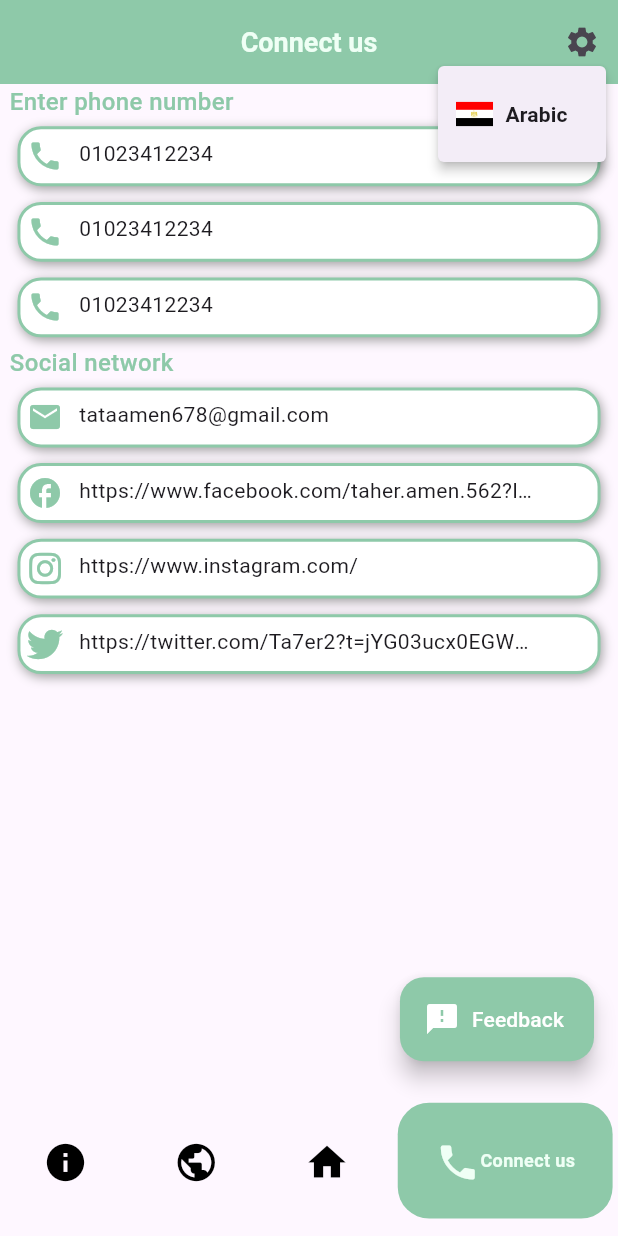
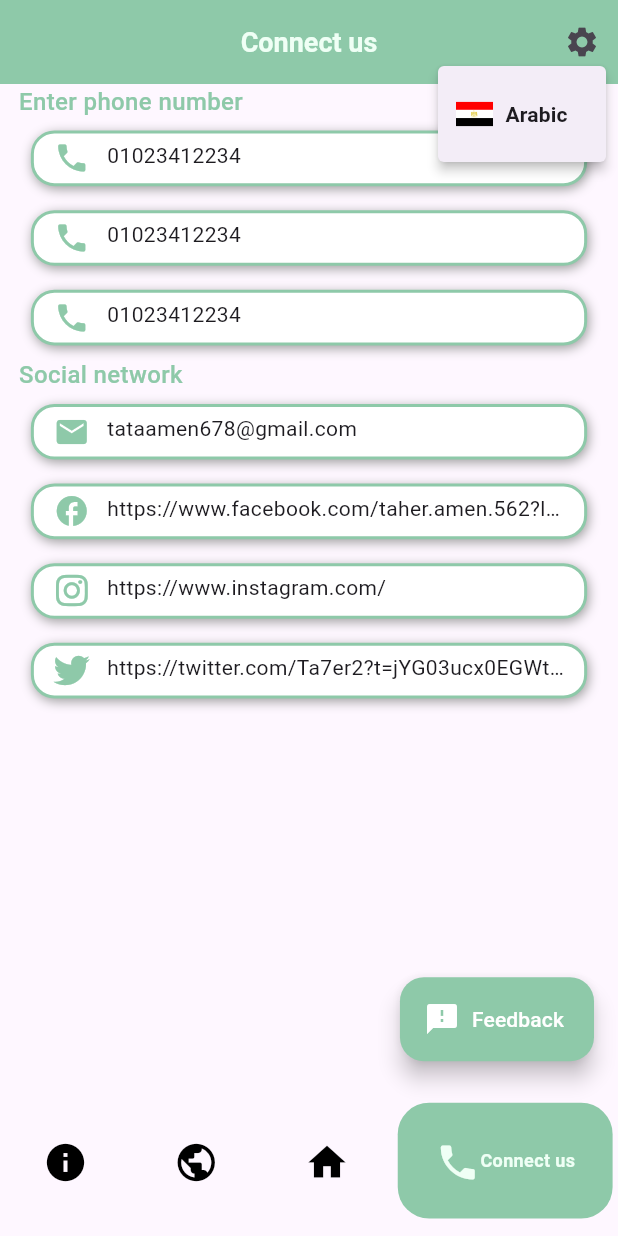
Before and after one commit to taherelzoghby/charity-clothes, a Flutter app: the screen it shows after launch, item 4 of the bottom bar chosen, after a tap on the "settings" icon, on a phone screen of 412 x 824 dp. Run offline on Flutter 3.47's test engine with Material 3 defaults, Android fonts, the light colour scheme and no system bars; drawn by our look-alikes of google_nav_bar; our stand-ins replace cached_network_image, carousel_slider, cloud_firestore, country_code_picker, firebase_auth, firebase_core and 19 more; accounts and stored records are empty.

Commit message:
refactor connect us  page

```diff
--- a/lib/core/consts/style.dart
+++ b/lib/core/consts/style.dart
@@ -147,6 +147,7 @@ abstract class AppConsts {
   static EdgeInsets paddingH50 = EdgeInsets.symmetric(horizontal: 50.w);
   static EdgeInsets padding8 = const EdgeInsets.all(8);
   static EdgeInsets padding40 = const EdgeInsets.all(40);
+  static EdgeInsets padding10V25H = const EdgeInsets.symmetric(vertical: 10,horizontal: 25);
 
   //aspect ratio
   static const double aspect16on2 = 16 / 2;
--- a/lib/features/connect_us/presentation/view/connectus_view.dart
+++ b/lib/features/connect_us/presentation/view/connectus_view.dart
@@ -6,6 +6,7 @@ import 'package:donation/core/widgets/dialog.dart';
 import 'package:donation/features/auth_donate_clothes/data/auth_repo/auth_repo_implementation.dart';
 import 'package:donation/features/connect_us/data/auth_repo/auth_connect_us_repo_implementation.dart';
 import 'package:donation/features/connect_us/presentation/view/widgets/connectus_body.dart';
+import 'package:donation/features/connect_us/presentation/view/widgets/popup_widget.dart';
 import 'package:donation/features/connect_us/presentation/view_model/connect_us_controller.dart';
 import 'package:flutter/material.dart';
 import 'package:flutter_svg/svg.dart';
@@ -13,19 +14,28 @@ import 'package:get/get.dart';
 
 import '../../../../core/consts/assets.dart';
 
-class ConnectUsView extends GetView<LocalizationsServices> {
+class ConnectUsView extends StatefulWidget {
   const ConnectUsView({super.key});
 
   @override
-  Widget build(BuildContext context) {
+  State<ConnectUsView> createState() => _ConnectUsViewState();
+}
+
+class _ConnectUsViewState extends State<ConnectUsView> {
+  @override
+  void initState() {
     Get.put(
       ConnectUsController(
         authConnectUsRepo: getIt.get<AuthConnectUsRepoImplementation>(),
         authRepo: getIt.get<AuthRepoImplementation>(),
       ),
     );
-    final cont=Get.find<LocalizationsServices>();
-    Size size = MediaQuery.of(context).size;
+
+    super.initState();
+  }
+
+  @override
+  Widget build(BuildContext context) {
     return Scaffold(
       appBar: AppBar(
         backgroundColor: AppConsts.mainColor,
@@ -34,61 +44,14 @@ class ConnectUsView extends GetView<LocalizationsServices> {
           style: AppConsts.style18,
         ),
         centerTitle: true,
-        actions: [
+        actions: const [
           ///settings
-          PopupMenuButton(
-            position: PopupMenuPosition.under,
-            icon: const Icon(Icons.settings),
-            onSelected: (val) {
-              if (val == 0) {
-                showDialog(
-                  context: context,
-                  builder: (context) {
-                    return AlertDialogWidget(
-                      contentText: StringsEn.questionLang.tr,
-                      confirmFunction: () {
-                        ///change language
-                        cont.changeLocale(
-                          cont.lang.value == 'ar' ? 'en' : 'ar',
-                        );
-                      },
-                      declineFunction: () => Get.back(),
-                      confirmText: StringsEn.yes.tr,
-                      cancelText: StringsEn.no.tr,
-                    );
-                  },
-                );
-              }
-            },
-            itemBuilder: (context) => [
-              PopupMenuItem(
-                value: 0,
-                child: Row(
-                  children: [
-                    ///image
-                    SvgPicture.asset(
-                      cont.lang.value == 'ar'
-                          ? AppAssets.us
-                          : AppAssets.egypt,
-                      height: size.height * .02,
-                    ),
-                    SizedBox(width: size.width * .02),
-
-                    ///english or arabic
-                    Text(
-                      cont.lang.value == 'ar'
-                          ? StringsEn.English.tr
-                          : StringsEn.Arabic.tr,
-                      style: const TextStyle(fontWeight: FontWeight.bold),
-                    ),
-                  ],
-                ),
-              ),
-            ],
-          ),
+          PopUbWidget(),
         ],
       ),
-      body: const ConnectUsBody(),
+      body: const SafeArea(
+        child: ConnectUsBody(),
+      ),
       floatingActionButton: FloatingActionButton.extended(
         onPressed: () {},
         label: Text(StringsEn.feedback.tr),
--- a/lib/features/connect_us/presentation/view/widgets/TileLauncherUrl.dart
+++ b/lib/features/connect_us/presentation/view/widgets/TileLauncherUrl.dart
@@ -17,31 +17,34 @@ class TileLauncherUrl extends StatelessWidget {
   Widget build(BuildContext context) {
     Size size = MediaQuery.of(context).size;
     return Padding(
-      padding: EdgeInsets.all(5.sp),
+      padding: AppConsts.padding8,
       child: InkWell(
         onTap: () => launchUr(url: value),
-        borderRadius: BorderRadius.circular(15.sp),
+        borderRadius: AppConsts.radius15,
+        child: AspectRatio(
+          aspectRatio: AppConsts.aspect20on2,
           child: Container(
-          height: size.height * .05.h,
-          width: size.width * .9.w,
             decoration: AppConsts.decoration.copyWith(
               color: AppConsts.white,
               borderRadius: BorderRadius.circular(15.sp),
               boxShadow: AppConsts.boxShadows,
             ),
             child: Center(
+              child: Padding(
+                padding: AppConsts.mainPadding,
                 child: Row(
                   crossAxisAlignment: CrossAxisAlignment.start,
                   children: [
-                SizedBox(width: size.width * .01.w),
-
                     ///icon
-                Icon(icon, color: AppConsts.mainColor),
+                    Expanded(
+                      flex: 1,
+                      child: Icon(icon, color: AppConsts.mainColor),
+                    ),
                     SizedBox(width: size.width * .025.w),
 
                     ///value
-                SizedBox(
-                  width: size.width * .7.w,
+                    Expanded(
+                      flex: 12,
                       child: Text(
                         value,
                         overflow: TextOverflow.ellipsis,
@@ -53,6 +56,8 @@ class TileLauncherUrl extends StatelessWidget {
               ),
             ),
           ),
+        ),
+      ),
     );
   }
 }
--- a/lib/features/connect_us/presentation/view/widgets/connectus_body.dart
+++ b/lib/features/connect_us/presentation/view/widgets/connectus_body.dart
@@ -4,26 +4,32 @@ import 'package:donation/core/widgets/customButton.dart';
 import 'package:donation/features/connect_us/presentation/view/widgets/SectionNumbers.dart';
 import 'package:donation/features/connect_us/presentation/view_model/connect_us_controller.dart';
 import 'package:flutter/material.dart';
-import 'package:flutter_screenutil/flutter_screenutil.dart';
 import 'package:get/get.dart';
 
 import 'SectionSocialNetwork.dart';
 
-class ConnectUsBody extends StatelessWidget {
+class ConnectUsBody extends StatefulWidget {
   const ConnectUsBody({super.key});
 
   @override
+  State<ConnectUsBody> createState() => _ConnectUsBodyState();
+}
+
+class _ConnectUsBodyState extends State<ConnectUsBody> {
+  final cont = Get.find<ConnectUsController>();
+
+  @override
   Widget build(BuildContext context) {
-    final cont = Get.find<ConnectUsController>();
-    Size size = MediaQuery.of(context).size;
-    return Column(
+    return Padding(
+      padding: AppConsts.mainPadding,
+      child: ListView(
         children: [
           ///phone numbers
           const SectionNumbers(),
 
           ///social network
           const SectionSocialNetwork(),
-        SizedBox(height: size.height * .02.w),
+          const AspectRatio(aspectRatio: AppConsts.aspect16on1),
 
           ///check if have account or not ?
 
@@ -32,9 +38,10 @@ class ConnectUsBody extends StatelessWidget {
                 ? Column(
                     children: [
                       ///sign out account button
-                    SizedBox(
-                      height: size.height * .05.h,
-                      width: size.width * .5.w,
+                      AspectRatio(
+                        aspectRatio: AppConsts.aspectRatioButtonAuth,
+                        child: Padding(
+                          padding: AppConsts.padding10V25H,
                           child: CustomButton(
                             text: StringsEn.signOut.tr,
                             onTap: () => cont.readyToSignOut(),
@@ -43,19 +50,22 @@ class ConnectUsBody extends StatelessWidget {
                             styleText: AppConsts.style14,
                           ),
                         ),
-                    SizedBox(height: size.height * .01.w),
+                      ),
+                      const AspectRatio(aspectRatio: AppConsts.aspect40on1),
 
                       ///delete account button
-                    SizedBox(
-                      height: size.height * .05.h,
-                      width: size.width * .5.w,
+                      AspectRatio(
+                        aspectRatio: AppConsts.aspectRatioButtonAuth,
+                        child: Padding(
+                          padding: AppConsts.padding10V25H,
                           child: CustomButton(
                             text: StringsEn.deleteAccount.tr,
                             onTap: () => cont.readyToDeleteAccount(),
                             background: AppConsts.red.withOpacity(.8),
                             isBorder: true,
-                        styleText:
-                            AppConsts.style14.copyWith(color: AppConsts.sWhite),
+                            styleText: AppConsts.style14
+                                .copyWith(color: AppConsts.sWhite),
+                          ),
                         ),
                       )
                     ],
@@ -63,6 +73,7 @@ class ConnectUsBody extends StatelessWidget {
                 : Container(),
           ),
         ],
+      ),
     );
   }
 }
--- /dev/null
+++ b/lib/features/connect_us/presentation/view/widgets/popup_widget.dart
@@ -0,0 +1,73 @@
+
+import 'package:donation/core/consts/assets.dart';
+import 'package:donation/core/consts/strings.dart';
+import 'package:donation/core/services/localiziation_services/localization_services.dart';
+import 'package:donation/core/widgets/dialog.dart';
+import 'package:flutter/material.dart';
+import 'package:flutter_svg/flutter_svg.dart';
+import 'package:get/get.dart';
+
+class PopUbWidget extends StatefulWidget {
+  const PopUbWidget({super.key});
+
+  @override
+  State<PopUbWidget> createState() => _PopUbWidgetState();
+}
+
+class _PopUbWidgetState extends State<PopUbWidget> {
+  final cont = Get.find<LocalizationsServices>();
+
+  @override
+  Widget build(BuildContext context) {
+    Size size = MediaQuery.of(context).size;
+
+    return PopupMenuButton(
+      position: PopupMenuPosition.under,
+      icon: const Icon(Icons.settings),
+      onSelected: (val) {
+        if (val == 0) {
+          showDialog(
+            context: context,
+            builder: (context) {
+              return AlertDialogWidget(
+                contentText: StringsEn.questionLang.tr,
+                confirmFunction: () {
+                  ///change language
+                  cont.changeLocale(
+                    cont.lang.value == 'ar' ? 'en' : 'ar',
+                  );
+                },
+                declineFunction: () => Get.back(),
+                confirmText: StringsEn.yes.tr,
+                cancelText: StringsEn.no.tr,
+              );
+            },
+          );
+        }
+      },
+      itemBuilder: (context) => [
+        PopupMenuItem(
+          value: 0,
+          child: Row(
+            children: [
+              ///image
+              SvgPicture.asset(
+                cont.lang.value == 'ar' ? AppAssets.us : AppAssets.egypt,
+                height: size.height * .02,
+              ),
+              SizedBox(width: size.width * .02),
+
+              ///english or arabic
+              Text(
+                cont.lang.value == 'ar'
+                    ? StringsEn.English.tr
+                    : StringsEn.Arabic.tr,
+                style: const TextStyle(fontWeight: FontWeight.bold),
+              ),
+            ],
+          ),
+        ),
+      ],
+    );
+  }
+}
```
Lines whose indentation alone changed are shown as unchanged.
